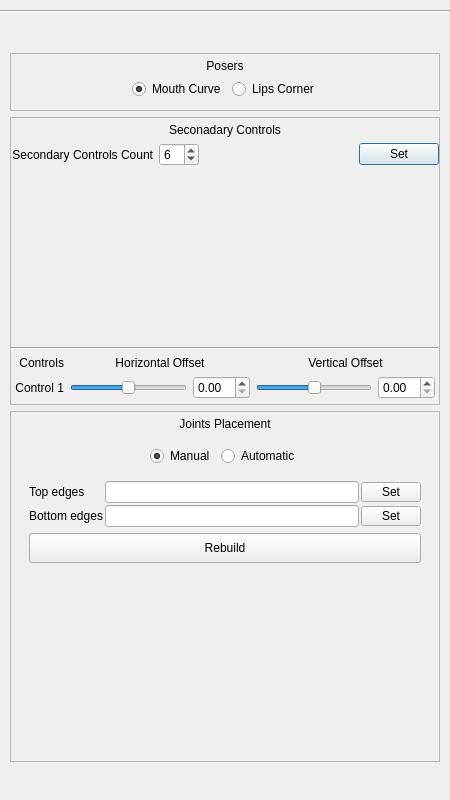
First picture: the form in modules/mouth/mouth_widget.ui, repository PavelCrow/RigStudio3, before the edit.
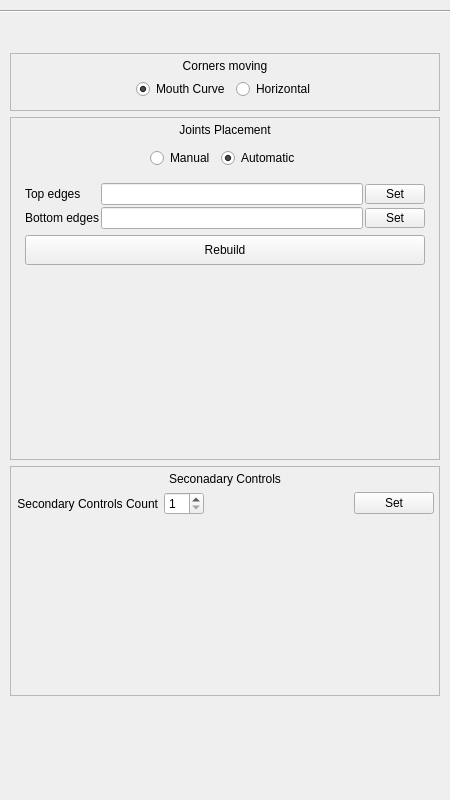
Second picture: the form after the edit.

Patch:
```diff
--- a/modules/mouth/mouth_widget.ui
+++ b/modules/mouth/mouth_widget.ui
@@ -98,7 +98,7 @@
          <item>
           <widget class="QLabel" name="posers_label">
            <property name="text">
-            <string>Posers</string>
+            <string>Corners moving</string>
            </property>
            <property name="alignment">
             <set>Qt::AlignCenter</set>
@@ -133,7 +133,7 @@
            <item>
             <widget class="QRadioButton" name="auto_btn_2">
              <property name="text">
-              <string>Lips Corner</string>
+              <string>Horizontal</string>
              </property>
             </widget>
            </item>
@@ -179,263 +179,6 @@
         </layout>
        </widget>
       </item>
-      <item>
-       <widget class="QFrame" name="frame_2">
-        <property name="frameShape">
-         <enum>QFrame::StyledPanel</enum>
-        </property>
-        <property name="frameShadow">
-         <enum>QFrame::Plain</enum>
-        </property>
-        <layout class="QVBoxLayout" name="verticalLayout_9">
-         <property name="spacing">
-          <number>6</number>
-         </property>
-         <property name="leftMargin">
-          <number>0</number>
-         </property>
-         <property name="topMargin">
-          <number>5</number>
-         </property>
-         <property name="rightMargin">
-          <number>0</number>
-         </property>
-         <property name="bottomMargin">
-          <number>5</number>
-         </property>
-         <item>
-          <widget class="QLabel" name="secondaryControls_label">
-           <property name="text">
-            <string>Seconadary Controls</string>
-           </property>
-           <property name="alignment">
-            <set>Qt::AlignCenter</set>
-           </property>
-          </widget>
-         </item>
-         <item>
-          <widget class="QFrame" name="secondaryControls_groupFrame">
-           <property name="frameShape">
-            <enum>QFrame::NoFrame</enum>
-           </property>
-           <property name="frameShadow">
-            <enum>QFrame::Raised</enum>
-           </property>
-           <layout class="QVBoxLayout" name="verticalLayout_11">
-            <property name="leftMargin">
-             <number>0</number>
-            </property>
-            <property name="topMargin">
-             <number>0</number>
-            </property>
-            <property name="rightMargin">
-             <number>0</number>
-            </property>
-            <property name="bottomMargin">
-             <number>0</number>
-            </property>
-            <item>
-             <layout class="QHBoxLayout" name="horizontalLayout_5">
-              <item>
-               <widget class="QLabel" name="count_label_3">
-                <property name="text">
-                 <string>Secondary Controls Count</string>
-                </property>
-                <property name="alignment">
-                 <set>Qt::AlignRight|Qt::AlignTrailing|Qt::AlignVCenter</set>
-                </property>
-               </widget>
-              </item>
-              <item>
-               <widget class="QSpinBox" name="controlsCount_spinBox">
-                <property name="minimumSize">
-                 <size>
-                  <width>40</width>
-                  <height>0</height>
-                 </size>
-                </property>
-                <property name="maximumSize">
-                 <size>
-                  <width>40</width>
-                  <height>16777215</height>
-                 </size>
-                </property>
-                <property name="frame">
-                 <bool>true</bool>
-                </property>
-                <property name="accelerated">
-                 <bool>false</bool>
-                </property>
-                <property name="minimum">
-                 <number>3</number>
-                </property>
-                <property name="maximum">
-                 <number>100</number>
-                </property>
-                <property name="value">
-                 <number>6</number>
-                </property>
-               </widget>
-              </item>
-              <item>
-               <spacer name="horizontalSpacer_6">
-                <property name="orientation">
-                 <enum>Qt::Horizontal</enum>
-                </property>
-                <property name="sizeHint" stdset="0">
-                 <size>
-                  <width>0</width>
-                  <height>20</height>
-                 </size>
-                </property>
-               </spacer>
-              </item>
-              <item>
-               <widget class="QPushButton" name="setControls_btn">
-                <property name="minimumSize">
-                 <size>
-                  <width>0</width>
-                  <height>0</height>
-                 </size>
-                </property>
-                <property name="maximumSize">
-                 <size>
-                  <width>80</width>
-                  <height>16777215</height>
-                 </size>
-                </property>
-                <property name="text">
-                 <string>Set</string>
-                </property>
-               </widget>
-              </item>
-             </layout>
-            </item>
-            <item>
-             <widget class="QLabel" name="image_label_3">
-              <property name="minimumSize">
-               <size>
-                <width>0</width>
-                <height>169</height>
-               </size>
-              </property>
-              <property name="text">
-               <string/>
-              </property>
-              <property name="alignment">
-               <set>Qt::AlignCenter</set>
-              </property>
-             </widget>
-            </item>
-            <item>
-             <widget class="Line" name="line_2">
-              <property name="orientation">
-               <enum>Qt::Horizontal</enum>
-              </property>
-             </widget>
-            </item>
-            <item>
-             <layout class="QGridLayout" name="gridLayout">
-              <property name="leftMargin">
-               <number>4</number>
-              </property>
-              <property name="topMargin">
-               <number>0</number>
-              </property>
-              <property name="rightMargin">
-               <number>4</number>
-              </property>
-              <property name="bottomMargin">
-               <number>0</number>
-              </property>
-              <item row="0" column="1">
-               <widget class="QLabel" name="count_label_4">
-                <property name="text">
-                 <string>Controls</string>
-                </property>
-                <property name="alignment">
-                 <set>Qt::AlignRight|Qt::AlignTrailing|Qt::AlignVCenter</set>
-                </property>
-               </widget>
-              </item>
-              <item row="0" column="2">
-               <widget class="QLabel" name="count_label_5">
-                <property name="text">
-                 <string>Horizontal Offset</string>
-                </property>
-                <property name="alignment">
-                 <set>Qt::AlignCenter</set>
-                </property>
-               </widget>
-              </item>
-              <item row="1" column="1">
-               <widget class="QLabel" name="count_label_7">
-                <property name="text">
-                 <string>Control 1</string>
-                </property>
-                <property name="alignment">
-                 <set>Qt::AlignRight|Qt::AlignTrailing|Qt::AlignVCenter</set>
-                </property>
-               </widget>
-              </item>
-              <item row="0" column="3">
-               <widget class="QLabel" name="count_label_6">
-                <property name="text">
-                 <string>Vertical Offset</string>
-                </property>
-                <property name="alignment">
-                 <set>Qt::AlignCenter</set>
-                </property>
-               </widget>
-              </item>
-              <item row="1" column="2">
-               <layout class="QHBoxLayout" name="horizontalLayout">
-                <item>
-                 <widget class="QSlider" name="horizontalSlider">
-                  <property name="minimum">
-                   <number>-100</number>
-                  </property>
-                  <property name="maximum">
-                   <number>100</number>
-                  </property>
-                  <property name="orientation">
-                   <enum>Qt::Horizontal</enum>
-                  </property>
-                 </widget>
-                </item>
-                <item>
-                 <widget class="QDoubleSpinBox" name="doubleSpinBox"/>
-                </item>
-               </layout>
-              </item>
-              <item row="1" column="3">
-               <layout class="QHBoxLayout" name="horizontalLayout_6">
-                <item>
-                 <widget class="QSlider" name="horizontalSlider_2">
-                  <property name="minimum">
-                   <number>-100</number>
-                  </property>
-                  <property name="maximum">
-                   <number>100</number>
-                  </property>
-                  <property name="orientation">
-                   <enum>Qt::Horizontal</enum>
-                  </property>
-                 </widget>
-                </item>
-                <item>
-                 <widget class="QDoubleSpinBox" name="doubleSpinBox_2"/>
-                </item>
-               </layout>
-              </item>
-             </layout>
-            </item>
-           </layout>
-          </widget>
-         </item>
-        </layout>
-       </widget>
-      </item>
       <item>
        <widget class="QFrame" name="frame">
         <property name="frameShape">
@@ -479,6 +222,18 @@
             <enum>QFrame::Raised</enum>
            </property>
            <layout class="QVBoxLayout" name="verticalLayout_4">
+            <property name="leftMargin">
+             <number>5</number>
+            </property>
+            <property name="topMargin">
+             <number>5</number>
+            </property>
+            <property name="rightMargin">
+             <number>5</number>
+            </property>
+            <property name="bottomMargin">
+             <number>5</number>
+            </property>
             <item>
              <layout class="QHBoxLayout" name="horizontalLayout_2">
               <item>
@@ -500,7 +255,7 @@
                  <string>Manual</string>
                 </property>
                 <property name="checked">
-                 <bool>true</bool>
+                 <bool>false</bool>
                 </property>
                </widget>
               </item>
@@ -509,6 +264,9 @@
                 <property name="text">
                  <string>Automatic</string>
                 </property>
+                <property name="checked">
+                 <bool>true</bool>
+                </property>
                </widget>
               </item>
               <item>
@@ -867,6 +625,160 @@
         </layout>
        </widget>
       </item>
+      <item>
+       <widget class="QFrame" name="frame_2">
+        <property name="frameShape">
+         <enum>QFrame::StyledPanel</enum>
+        </property>
+        <property name="frameShadow">
+         <enum>QFrame::Plain</enum>
+        </property>
+        <layout class="QVBoxLayout" name="verticalLayout_9">
+         <property name="spacing">
+          <number>6</number>
+         </property>
+         <property name="leftMargin">
+          <number>0</number>
+         </property>
+         <property name="topMargin">
+          <number>5</number>
+         </property>
+         <property name="rightMargin">
+          <number>0</number>
+         </property>
+         <property name="bottomMargin">
+          <number>5</number>
+         </property>
+         <item>
+          <widget class="QLabel" name="secondaryControls_label">
+           <property name="text">
+            <string>Seconadary Controls</string>
+           </property>
+           <property name="alignment">
+            <set>Qt::AlignCenter</set>
+           </property>
+          </widget>
+         </item>
+         <item>
+          <widget class="QFrame" name="secondaryControls_groupFrame">
+           <property name="frameShape">
+            <enum>QFrame::NoFrame</enum>
+           </property>
+           <property name="frameShadow">
+            <enum>QFrame::Raised</enum>
+           </property>
+           <layout class="QVBoxLayout" name="verticalLayout_11">
+            <property name="leftMargin">
+             <number>5</number>
+            </property>
+            <property name="topMargin">
+             <number>0</number>
+            </property>
+            <property name="rightMargin">
+             <number>5</number>
+            </property>
+            <property name="bottomMargin">
+             <number>0</number>
+            </property>
+            <item>
+             <layout class="QHBoxLayout" name="horizontalLayout_5">
+              <item>
+               <widget class="QLabel" name="count_label_3">
+                <property name="text">
+                 <string>Secondary Controls Count</string>
+                </property>
+                <property name="alignment">
+                 <set>Qt::AlignRight|Qt::AlignTrailing|Qt::AlignVCenter</set>
+                </property>
+               </widget>
+              </item>
+              <item>
+               <widget class="QSpinBox" name="controlsCount_spinBox">
+                <property name="minimumSize">
+                 <size>
+                  <width>40</width>
+                  <height>0</height>
+                 </size>
+                </property>
+                <property name="maximumSize">
+                 <size>
+                  <width>40</width>
+                  <height>16777215</height>
+                 </size>
+                </property>
+                <property name="frame">
+                 <bool>true</bool>
+                </property>
+                <property name="accelerated">
+                 <bool>false</bool>
+                </property>
+                <property name="minimum">
+                 <number>1</number>
+                </property>
+                <property name="maximum">
+                 <number>20</number>
+                </property>
+                <property name="value">
+                 <number>1</number>
+                </property>
+               </widget>
+              </item>
+              <item>
+               <spacer name="horizontalSpacer_6">
+                <property name="orientation">
+                 <enum>Qt::Horizontal</enum>
+                </property>
+                <property name="sizeHint" stdset="0">
+                 <size>
+                  <width>0</width>
+                  <height>20</height>
+                 </size>
+                </property>
+               </spacer>
+              </item>
+              <item>
+               <widget class="QPushButton" name="setControls_btn">
+                <property name="minimumSize">
+                 <size>
+                  <width>0</width>
+                  <height>0</height>
+                 </size>
+                </property>
+                <property name="maximumSize">
+                 <size>
+                  <width>80</width>
+                  <height>16777215</height>
+                 </size>
+                </property>
+                <property name="text">
+                 <string>Set</string>
+                </property>
+               </widget>
+              </item>
+             </layout>
+            </item>
+            <item>
+             <widget class="QLabel" name="image_label_3">
+              <property name="minimumSize">
+               <size>
+                <width>0</width>
+                <height>169</height>
+               </size>
+              </property>
+              <property name="text">
+               <string/>
+              </property>
+              <property name="alignment">
+               <set>Qt::AlignCenter</set>
+              </property>
+             </widget>
+            </item>
+           </layout>
+          </widget>
+         </item>
+        </layout>
+       </widget>
+      </item>
       <item>
        <spacer name="verticalSpacer_2">
         <property name="orientation">
```
Left out of the diff: 26 changed lines with no effect on the pictures.
